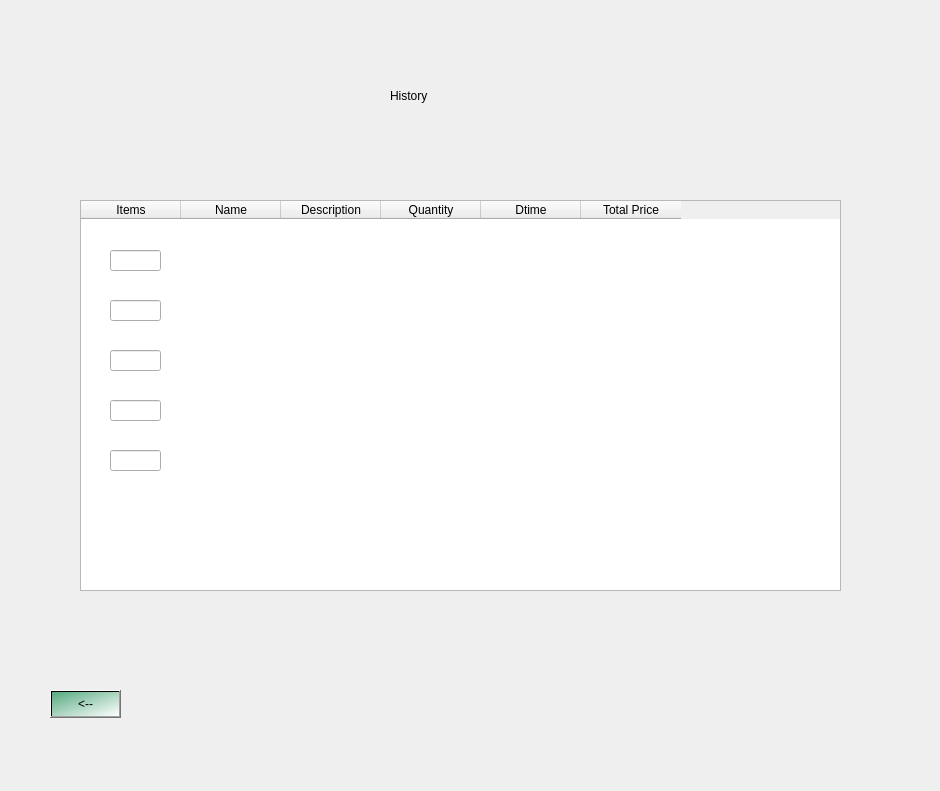
Eugeo101/Commerce-Marketplace-system, file front end/History.ui: the form before one commit.
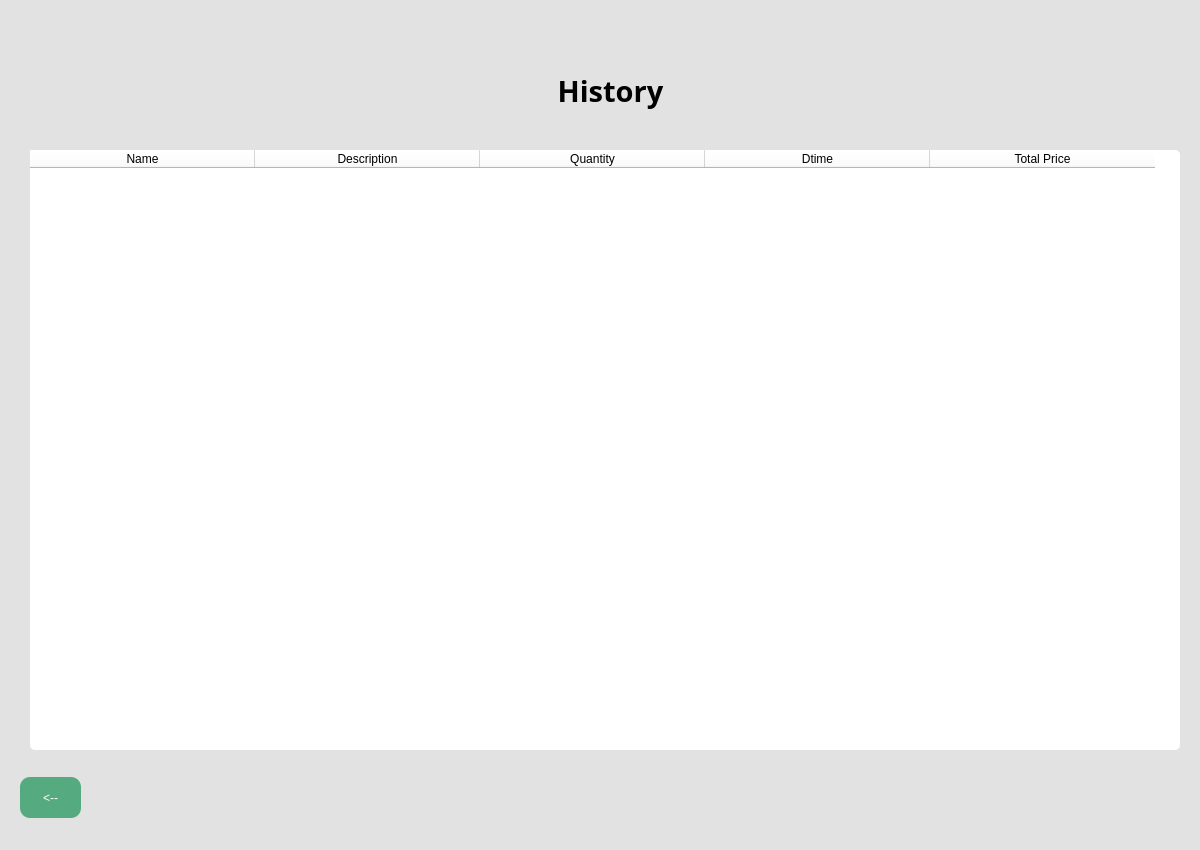
The form after the commit.

```diff
--- a/front end/History.ui
+++ b/front end/History.ui
@@ -6,8 +6,8 @@
    <rect>
     <x>0</x>
     <y>0</y>
-    <width>940</width>
-    <height>791</height>
+    <width>1200</width>
+    <height>850</height>
    </rect>
   </property>
   <property name="windowTitle">
@@ -21,32 +21,36 @@
     <rect>
      <x>0</x>
      <y>0</y>
-     <width>941</width>
-     <height>791</height>
+     <width>1200</width>
+     <height>850</height>
     </rect>
    </property>
    <property name="styleSheet">
-    <string notr="true">background_color: qlineargradient(spread:pad, x1:0.032, y1:0.08, x2:1, y2:1, stop:0 rgba(0, 161, 255, 255), stop:0.994737 rgba(255, 255, 255, 255))</string>
+    <string notr="true">background-color: rgb(226, 226, 226);
+</string>
    </property>
    <widget class="QTableWidget" name="tableWidget">
     <property name="geometry">
      <rect>
-      <x>80</x>
-      <y>200</y>
-      <width>761</width>
-      <height>391</height>
+      <x>30</x>
+      <y>150</y>
+      <width>1150</width>
+      <height>600</height>
      </rect>
     </property>
     <property name="styleSheet">
      <string notr="true">font: 10pt &quot;MS Shell Dlg 2&quot;;
-color:rgb(0, 0, 0)
+color:rgb(0, 0, 0);
+border-radius: 5px;
+background-color: rgb(255, 255, 255);
 </string>
     </property>
-    <column>
-     <property name="text">
-      <string>Items</string>
-     </property>
-    </column>
+    <attribute name="horizontalHeaderMinimumSectionSize">
+     <number>225</number>
+    </attribute>
+    <attribute name="horizontalHeaderDefaultSectionSize">
+     <number>225</number>
+    </attribute>
     <column>
      <property name="text">
       <string>Name</string>
@@ -73,91 +77,56 @@
      </property>
     </column>
    </widget>
-   <widget class="QLineEdit" name="lineEdit_3">
+   <widget class="QPushButton" name="backbutton">
     <property name="geometry">
      <rect>
-      <x>110</x>
-      <y>250</y>
-      <width>51</width>
-      <height>21</height>
-     </rect>
-    </property>
-   </widget>
-   <widget class="QLabel" name="label">
-    <property name="geometry">
-     <rect>
-      <x>390</x>
-      <y>75</y>
-      <width>121</width>
+      <x>20</x>
+      <y>777</y>
+      <width>61</width>
       <height>41</height>
      </rect>
     </property>
     <property name="styleSheet">
-     <string notr="true">
-font: 22pt &quot;MS Shell Dlg 2&quot;;
-</string>
-    </property>
-    <property name="text">
-     <string>History</string>
-    </property>
-   </widget>
-   <widget class="QPushButton" name="pushButton">
-    <property name="geometry">
-     <rect>
-      <x>50</x>
-      <y>690</y>
-      <width>71</width>
-      <height>28</height>
-     </rect>
-    </property>
-    <property name="styleSheet">
-     <string notr="true">background-color: qlineargradient(spread:pad, x1:0, y1:0, x2:1, y2:1, stop:0 rgba(85, 170, 127, 255), stop:1 rgba(255, 255, 255, 255));
-font: 14pt &quot;MS Shell Dlg 2&quot;;
-
+     <string notr="true">border-radius: 10px;
+color: rgb(255, 255, 255);
+background-color: rgb(85, 170, 127);
 </string>
     </property>
     <property name="text">
      <string>&lt;--</string>
     </property>
    </widget>
-   <widget class="QLineEdit" name="lineEdit_6">
+   <widget class="QLabel" name="welcomelabel">
     <property name="geometry">
      <rect>
-      <x>110</x>
-      <y>300</y>
-      <width>51</width>
-      <height>21</height>
+      <x>390</x>
+      <y>50</y>
+      <width>441</width>
+      <height>81</height>
      </rect>
     </property>
-   </widget>
-   <widget class="QLineEdit" name="lineEdit_7">
-    <property name="geometry">
-     <rect>
-      <x>110</x>
-      <y>450</y>
-      <width>51</width>
-      <height>21</height>
-     </rect>
+    <property name="font">
+     <font>
+      <family>Yu Gothic UI Semibold</family>
+      <pointsize>22</pointsize>
+      <weight>75</weight>
+      <bold>true</bold>
+     </font>
     </property>
-   </widget>
-   <widget class="QLineEdit" name="lineEdit_8">
-    <property name="geometry">
-     <rect>
-      <x>110</x>
-      <y>400</y>
-      <width>51</width>
-      <height>21</height>
-     </rect>
+    <property name="styleSheet">
+     <string notr="true"/>
     </property>
-   </widget>
-   <widget class="QLineEdit" name="lineEdit_9">
-    <property name="geometry">
-     <rect>
-      <x>110</x>
-      <y>350</y>
-      <width>51</width>
-      <height>21</height>
-     </rect>
+    <property name="text">
+     <string>History</string>
+    </property>
+    <property name="scaledContents">
+     <bool>false</bool>
+    </property>
+    <property name="alignment">
+     <set>Qt::AlignCenter</set>
+    </property>
+    <property name="wordWrap">
+     <bool>true</bool>
     </property>
    </widget>
   </widget>
```
